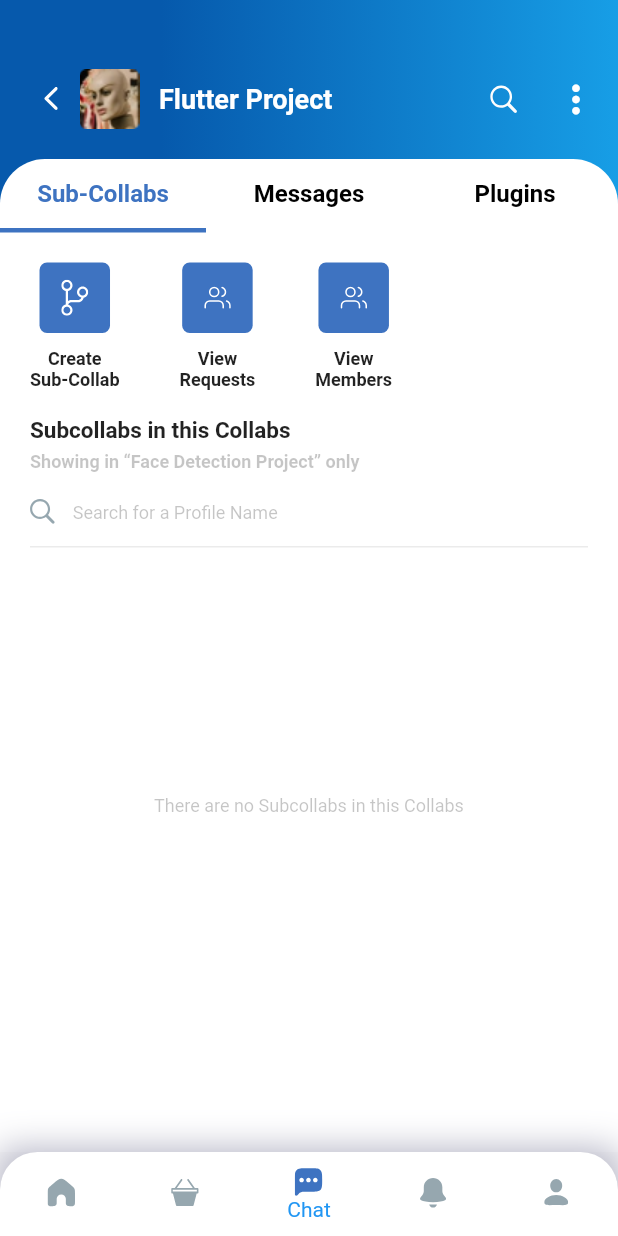
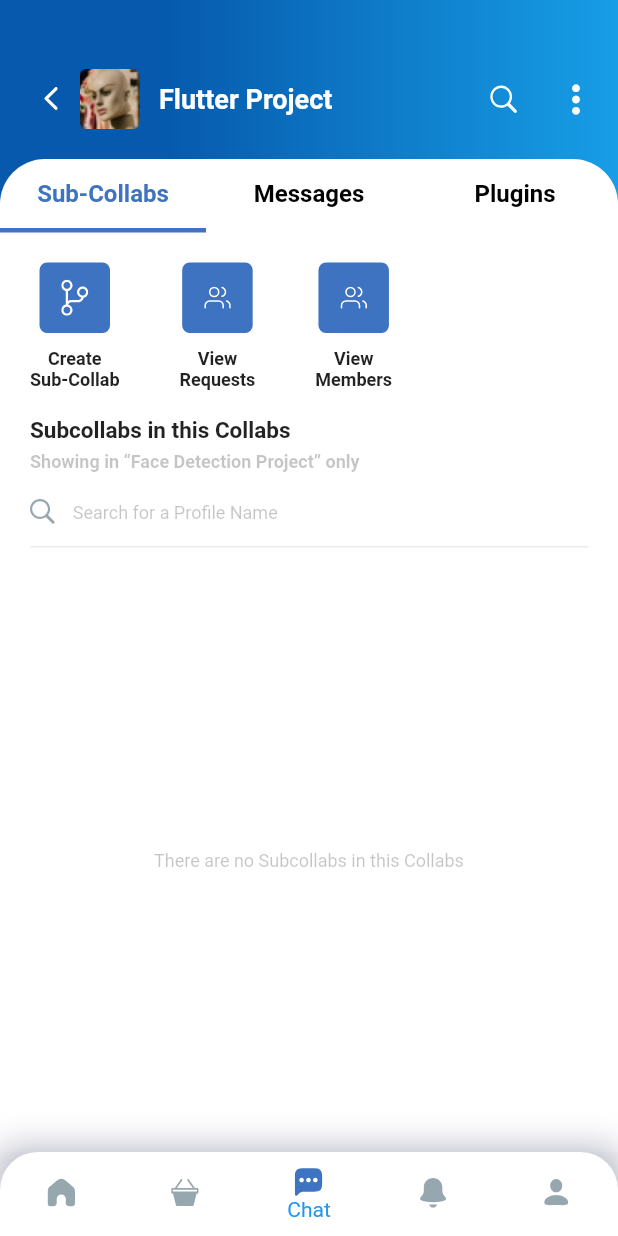
Before and after one commit to reshare-tech/Create_Collab-CC6, a Flutter app: the screen it shows after launch, on a phone screen of 412 x 824 dp. Run offline on Flutter 3.47's test engine with Material 2 defaults, Android fonts, the phone set to English and light mode, and no system bars; our stand-ins replace flutter_svg.

Commit message:
Second commit

```diff
--- a/lib/main.dart
+++ b/lib/main.dart
@@ -86,9 +86,10 @@ class CC6 extends StatelessWidget {
       height: size.height,
       width: size.width,
       child: Stack(
+        overflow: Overflow.visible,
         children: [
           Container(
-            height: size.height,
+            height: 300,
             width: size.width,
             decoration: BoxDecoration(
                 gradient: LinearGradient(
@@ -155,11 +156,12 @@ class CC6 extends StatelessWidget {
           ),
           Positioned(
             top: 106,
+            height: size.height - kBottomNavigationBarHeight - 106,
             width: size.width,
             child: ClipRRect(
               child: Container(
                 alignment: Alignment.topCenter,
-                height: size.height - 106,
+                height: size.height - 106 - kBottomNavigationBarHeight,
                 decoration: BoxDecoration(
                     color: Colors.white,
                     borderRadius:
@@ -330,13 +332,14 @@ class CC6 extends StatelessWidget {
                         ),
                       ),
                     ),
-                    Container(
-                      padding: EdgeInsets.only(top: 150),
-                      child: Text(
-                        "There are no Subcollabs in this Collabs",
-                        style: TextStyle(
-                            fontSize: 12,
-                            color: Color(0xff3e3e3e).withOpacity(0.3)),
+                    Expanded(
+                      child: Center(
+                        child: Text(
+                          "There are no Subcollabs in this Collabs",
+                          style: TextStyle(
+                              fontSize: 12,
+                              color: Color(0xff3e3e3e).withOpacity(0.3)),
+                        ),
                       ),
                     )
                   ],
```
